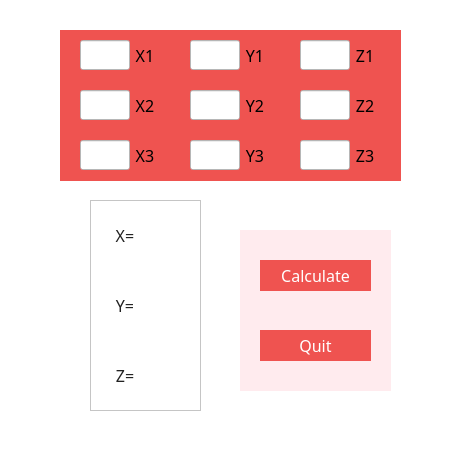
Before: the Qt Designer form eqsolver.ui in AugSuarez/eqsolver, drawn with Qt 5.
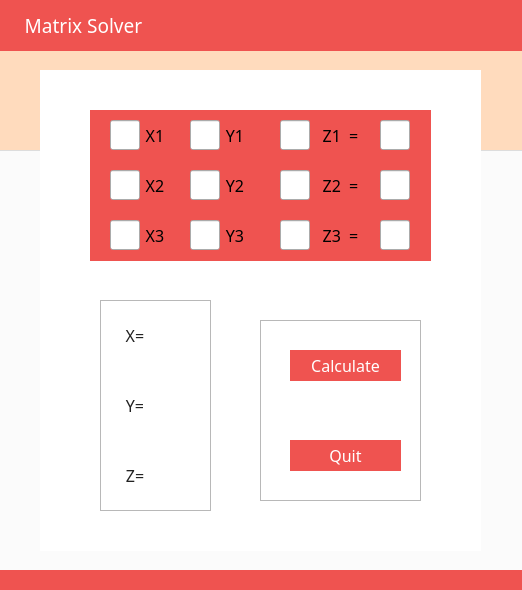
After: the same form once the commit is applied.

Patch:
```diff
--- a/eqsolver.ui
+++ b/eqsolver.ui
@@ -6,119 +6,100 @@
    <rect>
     <x>0</x>
     <y>0</y>
-    <width>450</width>
-    <height>451</height>
+    <width>522</width>
+    <height>590</height>
    </rect>
   </property>
   <property name="windowTitle">
    <string>eqsolver</string>
   </property>
   <property name="styleSheet">
-   <string notr="true">QWidget{background-color:#fff;}</string>
+   <string notr="true">QWidget#centralWidget{
+background-color:#fbfbfb;
+}</string>
   </property>
   <widget class="QWidget" name="centralWidget">
    <widget class="QFrame" name="frame">
     <property name="geometry">
      <rect>
-      <x>240</x>
+      <x>0</x>
+      <y>0</y>
+      <width>531</width>
+      <height>151</height>
+     </rect>
+    </property>
+    <property name="styleSheet">
+     <string notr="true">QFrame{
+background-color: rgb(255, 219, 189);
+border-style:solid;
+border-bottom-width:1px;
+border-bottom-color:#ddd;
+}</string>
+    </property>
+    <property name="frameShape">
+     <enum>QFrame::StyledPanel</enum>
+    </property>
+    <property name="frameShadow">
+     <enum>QFrame::Raised</enum>
+    </property>
+    <widget class="QLabel" name="namelabel">
+     <property name="geometry">
+      <rect>
+       <x>0</x>
+       <y>0</y>
+       <width>531</width>
+       <height>51</height>
+      </rect>
+     </property>
+     <property name="font">
+      <font>
+       <family>MS Reference Sans Serif</family>
+       <pointsize>14</pointsize>
+       <weight>50</weight>
+       <bold>false</bold>
+      </font>
+     </property>
+     <property name="styleSheet">
+      <string notr="true">QLabel{
+background-color:#EF5350;
+border-style:none;
+color:#fff;
+}</string>
+     </property>
+     <property name="text">
+      <string>     Matrix Solver</string>
+     </property>
+     <property name="alignment">
+      <set>Qt::AlignLeading|Qt::AlignLeft|Qt::AlignVCenter</set>
+     </property>
+    </widget>
+   </widget>
+   <widget class="QFrame" name="mainframe">
+    <property name="geometry">
+     <rect>
+      <x>40</x>
+      <y>70</y>
+      <width>441</width>
+      <height>481</height>
+     </rect>
+    </property>
+    <property name="styleSheet">
+     <string notr="true">QFrame#mainframe{
+background-color:#fff;
+border-style:solid;
+}</string>
+    </property>
+    <property name="frameShape">
+     <enum>QFrame::StyledPanel</enum>
+    </property>
+    <property name="frameShadow">
+     <enum>QFrame::Raised</enum>
+    </property>
+    <widget class="QFrame" name="resultframe">
+     <property name="geometry">
+      <rect>
+       <x>60</x>
       <y>230</y>
-      <width>151</width>
-      <height>161</height>
-     </rect>
-    </property>
-    <property name="styleSheet">
-     <string notr="true">QFrame{
-background-color: #FFEBEE;
-border-style:none;
-}</string>
-    </property>
-    <property name="frameShape">
-     <enum>QFrame::StyledPanel</enum>
-    </property>
-    <property name="frameShadow">
-     <enum>QFrame::Raised</enum>
-    </property>
-    <widget class="QPushButton" name="quit">
-     <property name="geometry">
-      <rect>
-       <x>20</x>
-       <y>100</y>
-       <width>111</width>
-       <height>31</height>
-      </rect>
-     </property>
-     <property name="font">
-      <font>
-       <family>MS Reference Sans Serif</family>
-       <pointsize>12</pointsize>
-       <weight>50</weight>
-       <bold>false</bold>
-      </font>
-     </property>
-     <property name="styleSheet">
-      <string notr="true">QPushButton{
-background-color:#EF5350;
-color: #fff;
-border-style: solid ;
-border-color: #777777;
-}</string>
-     </property>
-     <property name="text">
-      <string>Quit</string>
-     </property>
-     <property name="flat">
-      <bool>true</bool>
-     </property>
-    </widget>
-    <widget class="QPushButton" name="quit_2">
-     <property name="geometry">
-      <rect>
-       <x>20</x>
-       <y>30</y>
-       <width>111</width>
-       <height>31</height>
-      </rect>
-     </property>
-     <property name="font">
-      <font>
-       <family>MS Reference Sans Serif</family>
-       <pointsize>12</pointsize>
-       <weight>50</weight>
-       <bold>false</bold>
-      </font>
-     </property>
-     <property name="styleSheet">
-      <string notr="true">QPushButton{
-background-color:#EF5350;
-color: #fff;
-border-style: solid ;
-border-color: #777777;
-}</string>
-     </property>
-     <property name="text">
-      <string>Calculate</string>
-     </property>
-     <property name="autoDefault">
-      <bool>false</bool>
-     </property>
-     <property name="default">
-      <bool>false</bool>
-     </property>
-     <property name="flat">
-      <bool>true</bool>
-     </property>
-    </widget>
-    <zorder>quit</zorder>
-    <zorder>quit_2</zorder>
-    <zorder>frame_2</zorder>
-    <zorder>frame_3</zorder>
-    <zorder>frame_3</zorder>
-   </widget>
-   <widget class="QFrame" name="frame_3">
-    <property name="geometry">
-     <rect>
-      <x>90</x>
-      <y>200</y>
       <width>111</width>
       <height>211</height>
      </rect>
@@ -286,11 +267,26 @@
      </property>
     </widget>
    </widget>
+    <widget class="QFrame" name="matrixframe">
+     <property name="geometry">
+      <rect>
+       <x>50</x>
+       <y>40</y>
+       <width>341</width>
+       <height>151</height>
+      </rect>
+     </property>
+     <property name="frameShape">
+      <enum>QFrame::StyledPanel</enum>
+     </property>
+     <property name="frameShadow">
+      <enum>QFrame::Raised</enum>
+     </property>
    <widget class="QFrame" name="eqframe_3">
     <property name="geometry">
      <rect>
-      <x>60</x>
-      <y>130</y>
+        <x>0</x>
+        <y>100</y>
       <width>341</width>
       <height>51</height>
      </rect>
@@ -321,9 +317,9 @@
     <widget class="QLineEdit" name="z_3">
      <property name="geometry">
       <rect>
-       <x>240</x>
+         <x>190</x>
        <y>10</y>
-       <width>50</width>
+         <width>30</width>
        <height>30</height>
       </rect>
      </property>
@@ -336,7 +332,7 @@
      <property name="font">
       <font>
        <family>MS Reference Sans Serif</family>
-       <pointsize>12</pointsize>
+         <pointsize>8</pointsize>
       </font>
      </property>
      <property name="alignment">
@@ -346,9 +342,9 @@
     <widget class="QLabel" name="label_9">
      <property name="geometry">
       <rect>
-       <x>290</x>
+         <x>220</x>
        <y>10</y>
-       <width>30</width>
+         <width>61</width>
        <height>30</height>
       </rect>
      </property>
@@ -365,7 +361,7 @@
       </font>
      </property>
      <property name="text">
-      <string>Z3</string>
+        <string>Z3  =</string>
      </property>
      <property name="alignment">
       <set>Qt::AlignCenter</set>
@@ -374,7 +370,7 @@
     <widget class="QLabel" name="label_12">
      <property name="geometry">
       <rect>
-       <x>180</x>
+         <x>130</x>
        <y>10</y>
        <width>30</width>
        <height>30</height>
@@ -402,9 +398,9 @@
     <widget class="QLineEdit" name="y_3">
      <property name="geometry">
       <rect>
-       <x>130</x>
+         <x>100</x>
        <y>10</y>
-       <width>50</width>
+         <width>30</width>
        <height>30</height>
       </rect>
      </property>
@@ -417,7 +413,7 @@
      <property name="font">
       <font>
        <family>MS Reference Sans Serif</family>
-       <pointsize>12</pointsize>
+         <pointsize>8</pointsize>
       </font>
      </property>
      <property name="styleSheet">
@@ -430,7 +426,7 @@
     <widget class="QLabel" name="label_15">
      <property name="geometry">
       <rect>
-       <x>70</x>
+         <x>50</x>
        <y>10</y>
        <width>30</width>
        <height>30</height>
@@ -460,7 +456,7 @@
       <rect>
        <x>20</x>
        <y>10</y>
-       <width>50</width>
+         <width>30</width>
        <height>30</height>
       </rect>
      </property>
@@ -473,7 +469,7 @@
      <property name="font">
       <font>
        <family>MS Reference Sans Serif</family>
-       <pointsize>12</pointsize>
+         <pointsize>8</pointsize>
       </font>
      </property>
      <property name="text">
@@ -483,19 +479,37 @@
       <set>Qt::AlignCenter</set>
      </property>
     </widget>
-    <zorder>z_3</zorder>
-    <zorder>label_9</zorder>
-    <zorder>label_12</zorder>
-    <zorder>y_3</zorder>
-    <zorder>label_15</zorder>
-    <zorder>x_3</zorder>
-    <zorder>frame_2</zorder>
+      <widget class="QLineEdit" name="c_3">
+       <property name="geometry">
+        <rect>
+         <x>290</x>
+         <y>10</y>
+         <width>30</width>
+         <height>30</height>
+        </rect>
+       </property>
+       <property name="sizePolicy">
+        <sizepolicy hsizetype="Preferred" vsizetype="Preferred">
+         <horstretch>0</horstretch>
+         <verstretch>0</verstretch>
+        </sizepolicy>
+       </property>
+       <property name="font">
+        <font>
+         <family>MS Reference Sans Serif</family>
+         <pointsize>8</pointsize>
+        </font>
+       </property>
+       <property name="alignment">
+        <set>Qt::AlignCenter</set>
+       </property>
+      </widget>
    </widget>
    <widget class="QFrame" name="eqframe_2">
     <property name="geometry">
      <rect>
-      <x>60</x>
-      <y>80</y>
+        <x>0</x>
+        <y>50</y>
       <width>341</width>
       <height>51</height>
      </rect>
@@ -526,9 +540,9 @@
     <widget class="QLineEdit" name="z_2">
      <property name="geometry">
       <rect>
-       <x>240</x>
+         <x>190</x>
        <y>10</y>
-       <width>50</width>
+         <width>30</width>
        <height>30</height>
       </rect>
      </property>
@@ -541,7 +555,7 @@
      <property name="font">
       <font>
        <family>MS Reference Sans Serif</family>
-       <pointsize>12</pointsize>
+         <pointsize>8</pointsize>
       </font>
      </property>
      <property name="focusPolicy">
@@ -554,9 +568,9 @@
     <widget class="QLabel" name="label_27">
      <property name="geometry">
       <rect>
-       <x>290</x>
+         <x>220</x>
        <y>10</y>
-       <width>30</width>
+         <width>61</width>
        <height>30</height>
       </rect>
      </property>
@@ -573,7 +587,7 @@
       </font>
      </property>
      <property name="text">
-      <string>Z2</string>
+        <string>Z2  =</string>
      </property>
      <property name="alignment">
       <set>Qt::AlignCenter</set>
@@ -582,7 +596,7 @@
     <widget class="QLabel" name="label_28">
      <property name="geometry">
       <rect>
-       <x>180</x>
+         <x>130</x>
        <y>10</y>
        <width>30</width>
        <height>30</height>
@@ -610,9 +624,9 @@
     <widget class="QLineEdit" name="y_2">
      <property name="geometry">
       <rect>
-       <x>130</x>
+         <x>100</x>
        <y>10</y>
-       <width>50</width>
+         <width>30</width>
        <height>30</height>
       </rect>
      </property>
@@ -625,7 +639,7 @@
      <property name="font">
       <font>
        <family>MS Reference Sans Serif</family>
-       <pointsize>12</pointsize>
+         <pointsize>8</pointsize>
       </font>
      </property>
      <property name="alignment">
@@ -635,7 +649,7 @@
     <widget class="QLabel" name="label_29">
      <property name="geometry">
       <rect>
-       <x>70</x>
+         <x>50</x>
        <y>10</y>
        <width>30</width>
        <height>30</height>
@@ -665,7 +679,7 @@
       <rect>
        <x>20</x>
        <y>10</y>
-       <width>50</width>
+         <width>30</width>
        <height>30</height>
       </rect>
      </property>
@@ -678,7 +692,7 @@
      <property name="font">
       <font>
        <family>MS Reference Sans Serif</family>
-       <pointsize>12</pointsize>
+         <pointsize>8</pointsize>
       </font>
      </property>
      <property name="text">
@@ -688,19 +702,51 @@
       <set>Qt::AlignCenter</set>
      </property>
     </widget>
-    <zorder>z_2</zorder>
-    <zorder>label_27</zorder>
-    <zorder>label_28</zorder>
-    <zorder>y_2</zorder>
-    <zorder>label_29</zorder>
-    <zorder>x_2</zorder>
-    <zorder>frame_3</zorder>
+      <widget class="QWidget" name="horizontalLayoutWidget">
+       <property name="geometry">
+        <rect>
+         <x>350</x>
+         <y>60</y>
+         <width>160</width>
+         <height>80</height>
+        </rect>
+       </property>
+       <layout class="QHBoxLayout" name="horizontalLayout"/>
+      </widget>
+      <widget class="QLineEdit" name="c_2">
+       <property name="geometry">
+        <rect>
+         <x>290</x>
+         <y>10</y>
+         <width>30</width>
+         <height>30</height>
+        </rect>
+       </property>
+       <property name="sizePolicy">
+        <sizepolicy hsizetype="Preferred" vsizetype="Preferred">
+         <horstretch>0</horstretch>
+         <verstretch>0</verstretch>
+        </sizepolicy>
+       </property>
+       <property name="font">
+        <font>
+         <family>MS Reference Sans Serif</family>
+         <pointsize>8</pointsize>
+        </font>
+       </property>
+       <property name="focusPolicy">
+        <enum>Qt::StrongFocus</enum>
+       </property>
+       <property name="alignment">
+        <set>Qt::AlignCenter</set>
+       </property>
+      </widget>
    </widget>
    <widget class="QFrame" name="eqframe_1">
     <property name="geometry">
      <rect>
-      <x>60</x>
-      <y>30</y>
+        <x>0</x>
+        <y>0</y>
       <width>341</width>
       <height>51</height>
      </rect>
@@ -731,9 +777,9 @@
     <widget class="QLineEdit" name="z_1">
      <property name="geometry">
       <rect>
-       <x>240</x>
+         <x>190</x>
        <y>10</y>
-       <width>50</width>
+         <width>30</width>
        <height>30</height>
       </rect>
      </property>
@@ -746,7 +792,7 @@
      <property name="font">
       <font>
        <family>MS Reference Sans Serif</family>
-       <pointsize>12</pointsize>
+         <pointsize>8</pointsize>
       </font>
      </property>
      <property name="alignment">
@@ -756,9 +802,9 @@
     <widget class="QLabel" name="label_11">
      <property name="geometry">
       <rect>
-       <x>290</x>
+         <x>220</x>
        <y>10</y>
-       <width>30</width>
+         <width>61</width>
        <height>30</height>
       </rect>
      </property>
@@ -775,7 +821,7 @@
       </font>
      </property>
      <property name="text">
-      <string>Z1</string>
+        <string>Z1  =</string>
      </property>
      <property name="alignment">
       <set>Qt::AlignCenter</set>
@@ -784,7 +830,7 @@
     <widget class="QLabel" name="label_14">
      <property name="geometry">
       <rect>
-       <x>180</x>
+         <x>130</x>
        <y>10</y>
        <width>30</width>
        <height>30</height>
@@ -812,9 +858,9 @@
     <widget class="QLineEdit" name="y_1">
      <property name="geometry">
       <rect>
-       <x>130</x>
+         <x>100</x>
        <y>10</y>
-       <width>50</width>
+         <width>30</width>
        <height>30</height>
       </rect>
      </property>
@@ -827,7 +873,7 @@
      <property name="font">
       <font>
        <family>MS Reference Sans Serif</family>
-       <pointsize>12</pointsize>
+         <pointsize>8</pointsize>
       </font>
      </property>
      <property name="alignment">
@@ -837,7 +883,7 @@
     <widget class="QLabel" name="label_23">
      <property name="geometry">
       <rect>
-       <x>70</x>
+         <x>50</x>
        <y>10</y>
        <width>30</width>
        <height>30</height>
@@ -867,7 +913,7 @@
       <rect>
        <x>20</x>
        <y>10</y>
-       <width>50</width>
+         <width>30</width>
        <height>30</height>
       </rect>
      </property>
@@ -880,7 +926,7 @@
      <property name="font">
       <font>
        <family>MS Reference Sans Serif</family>
-       <pointsize>12</pointsize>
+         <pointsize>8</pointsize>
       </font>
      </property>
      <property name="text">
@@ -890,35 +936,144 @@
       <set>Qt::AlignCenter</set>
      </property>
     </widget>
-    <zorder>z_1</zorder>
-    <zorder>label_11</zorder>
-    <zorder>label_14</zorder>
-    <zorder>y_1</zorder>
-    <zorder>label_23</zorder>
-    <zorder>x_1</zorder>
-    <zorder>x_3</zorder>
-    <zorder>x_2</zorder>
-    <zorder>y_3</zorder>
-    <zorder>y_2</zorder>
-    <zorder>z_3</zorder>
-    <zorder>z_2</zorder>
-    <zorder>frame_2</zorder>
-   </widget>
-   <zorder>frame_3</zorder>
-   <zorder>frame</zorder>
-   <zorder>eqframe_3</zorder>
-   <zorder>eqframe_2</zorder>
-   <zorder>eqframe_1</zorder>
-  </widget>
-  <widget class="QMenuBar" name="menuBar">
+      <widget class="QLineEdit" name="c_1">
+       <property name="geometry">
+        <rect>
+         <x>290</x>
+         <y>10</y>
+         <width>30</width>
+         <height>30</height>
+        </rect>
+       </property>
+       <property name="sizePolicy">
+        <sizepolicy hsizetype="Preferred" vsizetype="Preferred">
+         <horstretch>0</horstretch>
+         <verstretch>0</verstretch>
+        </sizepolicy>
+       </property>
+       <property name="font">
+        <font>
+         <family>MS Reference Sans Serif</family>
+         <pointsize>8</pointsize>
+        </font>
+       </property>
+       <property name="alignment">
+        <set>Qt::AlignCenter</set>
+       </property>
+      </widget>
+     </widget>
+    </widget>
+    <widget class="QFrame" name="btnframe">
+     <property name="geometry">
+      <rect>
+       <x>220</x>
+       <y>250</y>
+       <width>161</width>
+       <height>181</height>
+      </rect>
+     </property>
+     <property name="frameShape">
+      <enum>QFrame::StyledPanel</enum>
+     </property>
+     <property name="frameShadow">
+      <enum>QFrame::Raised</enum>
+     </property>
+     <widget class="QPushButton" name="quit">
+      <property name="geometry">
+       <rect>
+        <x>30</x>
+        <y>120</y>
+        <width>111</width>
+        <height>31</height>
+       </rect>
+      </property>
+      <property name="font">
+       <font>
+        <family>MS Reference Sans Serif</family>
+        <pointsize>12</pointsize>
+        <weight>50</weight>
+        <bold>false</bold>
+       </font>
+      </property>
+      <property name="styleSheet">
+       <string notr="true">QPushButton{
+background-color:#EF5350;
+color: #fff;
+border-style: solid ;
+border-color: #777777;
+}</string>
+      </property>
+      <property name="text">
+       <string>Quit</string>
+      </property>
+      <property name="flat">
+       <bool>true</bool>
+      </property>
+     </widget>
+     <widget class="QPushButton" name="calculate">
+      <property name="geometry">
+       <rect>
+        <x>30</x>
+        <y>30</y>
+        <width>111</width>
+        <height>31</height>
+       </rect>
+      </property>
+      <property name="font">
+       <font>
+        <family>MS Reference Sans Serif</family>
+        <pointsize>12</pointsize>
+        <weight>50</weight>
+        <bold>false</bold>
+       </font>
+      </property>
+      <property name="styleSheet">
+       <string notr="true">QPushButton{
+background-color:#EF5350;
+border-style:none;
+color:#fff;
+}</string>
+      </property>
+      <property name="text">
+       <string>Calculate</string>
+      </property>
+      <property name="autoDefault">
+       <bool>false</bool>
+      </property>
+      <property name="default">
+       <bool>false</bool>
+      </property>
+      <property name="flat">
+       <bool>true</bool>
+      </property>
+     </widget>
+    </widget>
+    <zorder>resultframe</zorder>
+    <zorder>btnframe</zorder>
+    <zorder>matrixframe</zorder>
+   </widget>
+   <widget class="QFrame" name="frame_5">
    <property name="geometry">
     <rect>
      <x>0</x>
-     <y>0</y>
-     <width>450</width>
-     <height>20</height>
-    </rect>
-   </property>
+      <y>570</y>
+      <width>531</width>
+      <height>21</height>
+     </rect>
+    </property>
+    <property name="styleSheet">
+     <string notr="true">QFrame{
+	background-color:#EF5350;
+	border-style:none;
+}</string>
+    </property>
+    <property name="frameShape">
+     <enum>QFrame::StyledPanel</enum>
+    </property>
+    <property name="frameShadow">
+     <enum>QFrame::Raised</enum>
+    </property>
+   </widget>
   </widget>
  </widget>
  <layoutdefault spacing="6" margin="11"/>
```
Left out of the diff: 4 changed lines with no effect on the pictures. Lines whose indentation alone changed are shown as unchanged.
